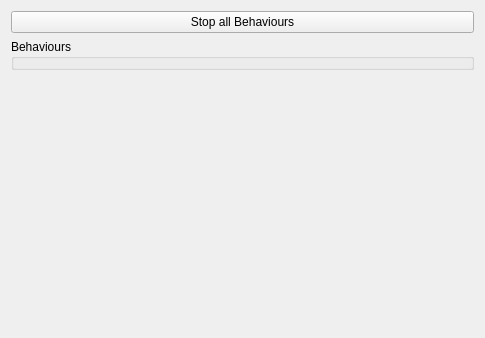
The window that Hanse/MetaBehaviour/metabehaviourform.ui (iti-luebeck/HANSE2011) describes before a commit, drawn with Qt 5.
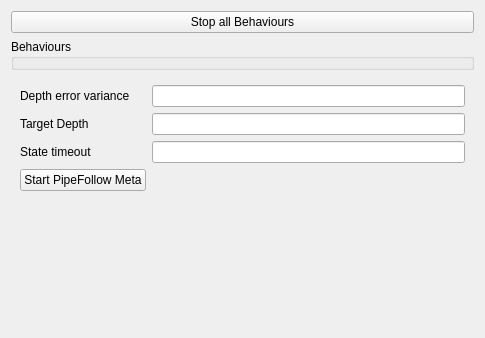
The same window after the commit.

Commit message: meta behav for pipe follow

The edit to the form file:
```diff
--- a/Hanse/MetaBehaviour/metabehaviourform.ui
+++ b/Hanse/MetaBehaviour/metabehaviourform.ui
@@ -44,6 +44,45 @@
        <verstretch>5</verstretch>
       </sizepolicy>
      </property>
+     <layout class="QFormLayout" name="formLayout">
+      <item row="0" column="0">
+       <widget class="QLabel" name="label">
+        <property name="text">
+         <string>Depth error variance</string>
+        </property>
+       </widget>
+      </item>
+      <item row="0" column="1">
+       <widget class="QLineEdit" name="depthErrorVariance"/>
+      </item>
+      <item row="1" column="0">
+       <widget class="QLabel" name="label_2">
+        <property name="text">
+         <string>Target Depth</string>
+        </property>
+       </widget>
+      </item>
+      <item row="1" column="1">
+       <widget class="QLineEdit" name="targetDepth"/>
+      </item>
+      <item row="3" column="0">
+       <widget class="QPushButton" name="pipeFollowMeta">
+        <property name="text">
+         <string>Start PipeFollow Meta</string>
+        </property>
+       </widget>
+      </item>
+      <item row="2" column="1">
+       <widget class="QLineEdit" name="timeout"/>
+      </item>
+      <item row="2" column="0">
+       <widget class="QLabel" name="label_3">
+        <property name="text">
+         <string>State timeout</string>
+        </property>
+       </widget>
+      </item>
+     </layout>
     </widget>
    </item>
   </layout>
```
The commit also changes 7 other files.
